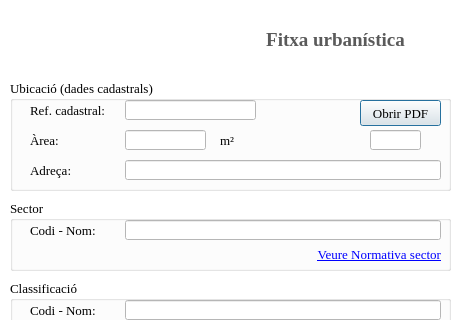
Old version of the form ui/form.ui in the repository psigcat/ficha_urbanistica; both pictures show x 0 to 464 and y 0 to 320 of the 464 by 640 pixel window.
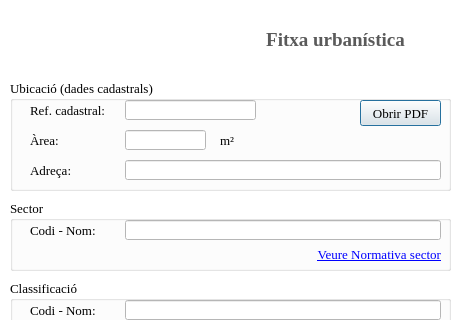
New version of the form. Icons and pictures are not drawn.

```diff
--- a/ui/form.ui
+++ b/ui/form.ui
@@ -14,7 +14,7 @@
    </rect>
   </property>
   <property name="sizePolicy">
-   <sizepolicy hsizetype="Expanding" vsizetype="Expanding">
+   <sizepolicy hsizetype="Fixed" vsizetype="Fixed">
     <horstretch>0</horstretch>
     <verstretch>0</verstretch>
    </sizepolicy>
@@ -374,19 +374,6 @@
      </rect>
     </property>
    </widget>
-   <widget class="QLineEdit" name="ninterno">
-    <property name="enabled">
-     <bool>false</bool>
-    </property>
-    <property name="geometry">
-     <rect>
-      <x>360</x>
-      <y>50</y>
-      <width>51</width>
-      <height>20</height>
-     </rect>
-    </property>
-   </widget>
    <widget class="QLabel" name="label_8">
     <property name="geometry">
      <rect>
```
